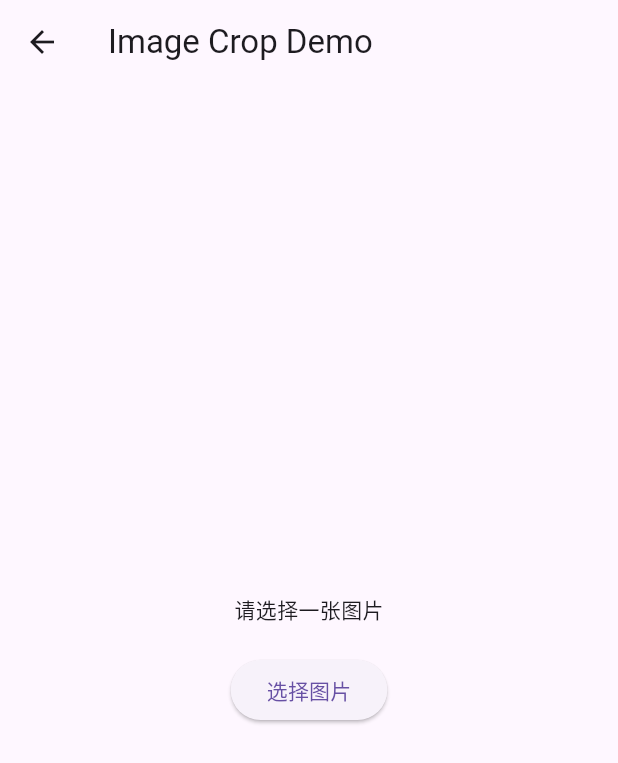
After one commit to haoyuedada/my_app_3_35, a Flutter app: the ImageCropDemo screen opened directly, on a phone screen of 412 x 824 dp. The commit adds this screen. Shown: the top 763 px of the screen. Run offline on Flutter 3.47's test engine with Material 3 defaults, Android fonts, the phone set to English and light mode, and no system bars; our stand-ins replace audioplayers, connectivity_plus, device_info_plus, flutter_local_notifications, flutter_widget_from_html_core, fluttertoast and 1 more; missing offline and left inert: flutter_inappwebview, image_crop; statements that could not run were skipped.

Commit message:
add image_crop

```diff
--- /dev/null
+++ b/lib/samples/image_crop_demo.dart
@@ -0,0 +1,104 @@
+import 'dart:io';
+
+import 'package:flutter/material.dart';
+import 'package:image_crop/image_crop.dart';
+
+class ImageCropDemo extends StatefulWidget {
+  @override
+  _ImageCropDemoState createState() => _ImageCropDemoState();
+}
+
+class _ImageCropDemoState extends State<ImageCropDemo> {
+  final cropKey = GlobalKey<CropState>();
+  File? _imageFile;
+  File? _croppedFile;
+
+  // Note: ImagePicker is not used in this demo to avoid additional dependencies
+  // Users should add image_picker dependency and implement image selection if needed
+
+  @override
+  Widget build(BuildContext context) {
+    return Scaffold(
+      appBar: AppBar(
+        title: Text('Image Crop Demo'),
+      ),
+      body: Column(
+        children: [
+          Expanded(
+            child: Center(
+              child: _imageFile == null
+                  ? Column(
+                      mainAxisAlignment: MainAxisAlignment.center,
+                      children: [
+                        Text('请选择一张图片'),
+                        SizedBox(height: 20),
+                        ElevatedButton(
+                          onPressed: () {
+                            // Implement image selection logic here
+                          },
+                          child: Text('选择图片'),
+                        ),
+                      ],
+                    )
+                  : Crop(
+                      key: cropKey,
+                      image: FileImage(_imageFile!),
+                      aspectRatio: 1.0,
+                    ),
+            ),
+          ),
+          if (_imageFile != null)
+            Padding(
+              padding: const EdgeInsets.all(16.0),
+              child: Row(
+                mainAxisAlignment: MainAxisAlignment.spaceEvenly,
+                children: [
+                  ElevatedButton(
+                    onPressed: _cropImage,
+                    child: Text('裁剪图片'),
+                  ),
+                  ElevatedButton(
+                    onPressed: () {
+                      setState(() {
+                        _imageFile = null;
+                        _croppedFile = null;
+                      });
+                    },
+                    child: Text('重置'),
+                  ),
+                ],
+              ),
+            ),
+          if (_croppedFile != null)
+            Expanded(
+              child: Center(
+                child: Image.file(_croppedFile!),
+              ),
+            ),
+        ],
+      ),
+    );
+  }
+
+  Future<void> _cropImage() async {
+    if (_imageFile == null) return;
+
+    final crop = cropKey.currentState;
+    if (crop == null) return;
+
+    final area = crop.area;
+    if (area == null) return;
+
+    try {
+      final cropped = await ImageCrop.cropImage(
+        file: _imageFile!,
+        area: area,
+      );
+      setState(() {
+        _croppedFile = cropped;
+      });
+    } catch (e) {
+      print('Error cropping image: $e');
+    }
+  }
+}
--- a/lib/samples/library_test_home.dart
+++ b/lib/samples/library_test_home.dart
@@ -6,6 +6,7 @@ import 'package_info_plus_demo.dart';
 import 'flutter_local_notifications_demo.dart';
 import 'flutter_widget_from_html_core_demo.dart';
 import 'fluttertoast_demo.dart';
+import 'image_crop_demo.dart';
 
 class LibraryTestHome extends StatefulWidget {
   @override
@@ -47,7 +48,7 @@ class _LibraryTestHomeState extends State<LibraryTestHome> {
     ),
     FunctionItem(
       title: 'flutter_widget_from_html_core Demo',
-      description: 'HTML内容渲染功能演示',
+      description: 'HTML内容渲染功能演示111111',
       keyword: 'html widget render html渲染 widget',
       builder: (context) => FlutterWidgetFromHtmlCoreDemo(),
     ),
@@ -57,6 +58,12 @@ class _LibraryTestHomeState extends State<LibraryTestHome> {
     keyword: 'toast fluttertoast 提示',
     builder: (context) => FluttertoastDemo(),
   ),
+    FunctionItem(
+      title: 'image_crop Demo',
+      description: '图片裁剪功能演示',
+      keyword: 'image crop image_crop 图片 裁剪',
+      builder: (context) => ImageCropDemo(),
+    ),
 ];
 
   @override
@@ -128,8 +135,10 @@ class _LibraryTestHomeState extends State<LibraryTestHome> {
     } else if (title.contains('flutter_widget_from_html_core') || title.contains('html')) {
       return Icons.description;
     } else if (title.contains('fluttertoast') || title.contains('提示')) {
-      return Icons.notifications;
-    }
+     return Icons.notifications;
+   } else if (title.contains('image_crop') || title.contains('图片') || title.contains('裁剪')) {
+     return Icons.crop;
+   }
     return Icons.apps;
   }
 }
--- a/pubspec.yaml
+++ b/pubspec.yaml
@@ -68,6 +68,11 @@ dependencies:
     git:
       url: "https://gitcode.com/openharmony-sig/flutter_widget_from_html.git"
       path: "packages/core"
+
+  image_crop:
+    git:
+      url: "https://gitee.com/openharmony-sig/flutter_image_crop.git"
+
 dev_dependencies:
   flutter_test:
     sdk: flutter
```
Also changed, not shown: pubspec.lock.
